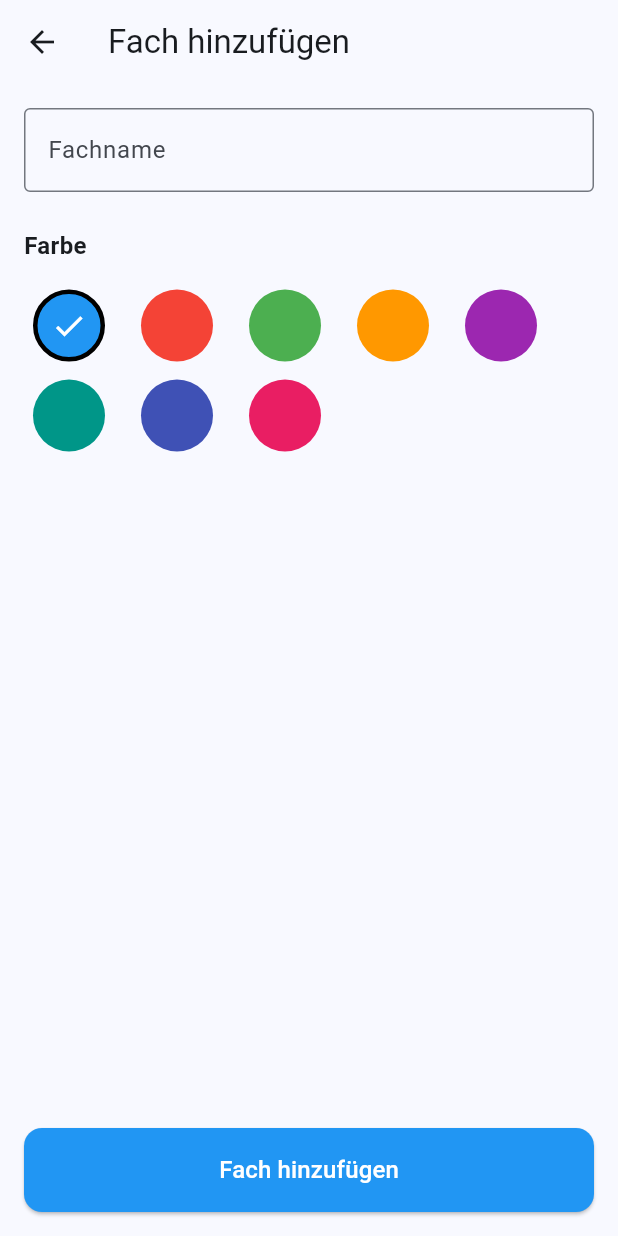
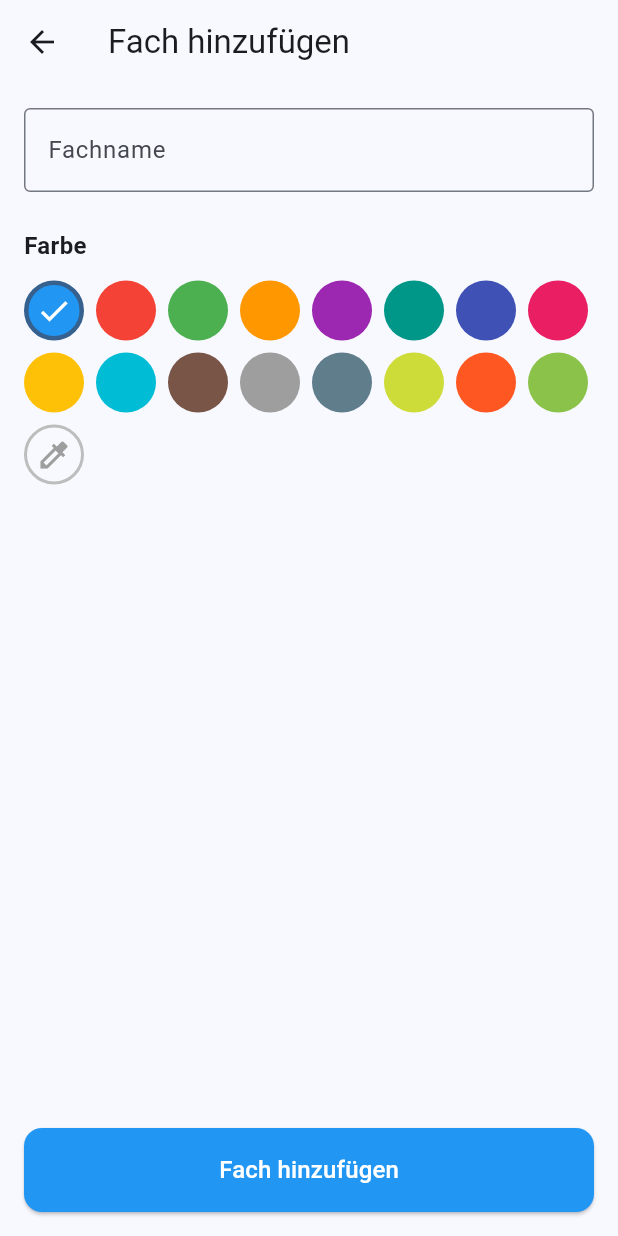
Before and after one commit to tanloner/NotenAppBayern, a Flutter app: the AddSubjectScreen screen opened by its route, on a phone screen of 412 x 824 dp. Run offline on Flutter 3.47's test engine with Material 3 defaults, Android fonts, the light colour scheme and no system bars; our stand-ins replace fl_chart, flutter_colorpicker, shared_preferences; accounts and stored records are empty.

Commit message:
formatted files and added more color choices

```diff
--- a/lib/providers/config.dart
+++ b/lib/providers/config.dart
@@ -1,3 +1,46 @@
-class Config{
-  static List<String> allSubjects = ["Deutsch", "Englisch", "Französisch", "Latein", "Spanisch", "Italienisch", "Russisch", "Mathematik", "Physik", "Chemie", "Biologie", "Informatik", "Geschichte", "Politik und Gesellschaft", "Wirtschaft und Recht", "Geographie", "Ethik", "Regligion", "Musik", "Kunst", "Sport", "W-Seminar"];
+import 'package:flutter/material.dart';
+
+class Config {
+  static List<String> allSubjects = [
+    "Deutsch",
+    "Englisch",
+    "Französisch",
+    "Latein",
+    "Spanisch",
+    "Italienisch",
+    "Russisch",
+    "Mathematik",
+    "Physik",
+    "Chemie",
+    "Biologie",
+    "Informatik",
+    "Geschichte",
+    "Politik und Gesellschaft",
+    "Wirtschaft und Recht",
+    "Geographie",
+    "Ethik",
+    "Regligion",
+    "Musik",
+    "Kunst",
+    "Sport",
+    "W-Seminar"
+  ];
+  static final List<Color> availableColors = [
+    Colors.blue,
+    Colors.red,
+    Colors.green,
+    Colors.orange,
+    Colors.purple,
+    Colors.teal,
+    Colors.indigo,
+    Colors.pink,
+    Colors.amber,
+    Colors.cyan,
+    Colors.brown,
+    Colors.grey,
+    Colors.blueGrey,
+    Colors.lime,
+    Colors.deepOrange,
+    Colors.lightGreen,
+  ];
 }
--- a/lib/screens/add_subject_screen.dart
+++ b/lib/screens/add_subject_screen.dart
@@ -1,9 +1,11 @@
 import 'package:flutter/material.dart';
+import 'package:flutter_colorpicker/flutter_colorpicker.dart';
 import 'package:provider/provider.dart';
 import 'package:uuid/uuid.dart';
 
 import '../models/subject.dart';
 import '../providers/app_state.dart';
+import '../providers/config.dart';
 
 class AddSubjectScreen extends StatefulWidget {
   const AddSubjectScreen({super.key});
@@ -16,16 +18,35 @@ class _AddSubjectScreenState extends State<AddSubjectScreen> {
   final _nameController = TextEditingController();
   Color _selectedColor = Colors.blue;
 
-  final List<Color> _availableColors = [
-    Colors.blue,
-    Colors.red,
-    Colors.green,
-    Colors.orange,
-    Colors.purple,
-    Colors.teal,
-    Colors.indigo,
-    Colors.pink,
-  ]; //TODO: add other colors and a widget or something where one can select a custom color
+  void _showColorPickerDialog() {
+    Color pickerColor = _selectedColor;
+    showDialog(
+      context: context,
+      builder: (context) => AlertDialog(
+        title: const Text('Wähle eine Farbe'),
+        content: SingleChildScrollView(
+          child: ColorPicker(
+            pickerColor: pickerColor,
+            onColorChanged: (color) => pickerColor = color,
+            pickerAreaHeightPercent: 0.8,
+          ),
+        ),
+        actions: <Widget>[
+          TextButton(
+            child: const Text('Abbrechen'),
+            onPressed: () => Navigator.of(context).pop(),
+          ),
+          TextButton(
+            child: const Text('OK'),
+            onPressed: () {
+              setState(() => _selectedColor = pickerColor);
+              Navigator.of(context).pop();
+            },
+          ),
+        ],
+      ),
+    );
+  }
 
   @override
   Widget build(BuildContext context) {
@@ -58,28 +79,43 @@ class _AddSubjectScreenState extends State<AddSubjectScreen> {
             ),
             const SizedBox(height: 12),
             Wrap(
-              spacing: 12,
-              children: _availableColors.map((color) {
+              spacing: 8,
+              runSpacing: 8,
+              children: [
+                ...Config.availableColors.map((color) {
                   final isSelected = color == _selectedColor;
                   return GestureDetector(
                     onTap: () => setState(() => _selectedColor = color),
                     child: Container(
-                    width: 48,
-                    height: 48,
+                      width: 40,
+                      height: 40,
                       decoration: BoxDecoration(
                         color: color,
                         shape: BoxShape.circle,
                         border: isSelected
-                          ? Border.all(color: Colors.black, width: 3)
+                            ? Border.all(
+                                color: Theme.of(context).primaryColor, width: 3)
                             : null,
                       ),
-                    margin: const EdgeInsets.all(6),
                       child: isSelected
                           ? const Icon(Icons.check, color: Colors.white)
                           : null,
                     ),
                   );
-              }).toList(),
+                }),
+                GestureDetector(
+                  onTap: _showColorPickerDialog,
+                  child: Container(
+                    width: 40,
+                    height: 40,
+                    decoration: BoxDecoration(
+                      shape: BoxShape.circle,
+                      border: Border.all(color: Colors.grey.shade400, width: 2),
+                    ),
+                    child: const Icon(Icons.colorize, color: Colors.grey),
+                  ),
+                ),
+              ],
             ),
             const Spacer(),
             SizedBox(
--- a/lib/widgets/statistics_charts.dart
+++ b/lib/widgets/statistics_charts.dart
@@ -10,7 +10,6 @@ class StatisticsCharts extends StatelessWidget {
 
   @override
   Widget build(BuildContext context) {
-
     return SingleChildScrollView(
       padding: const EdgeInsets.all(16),
       child: Column(
@@ -108,7 +107,6 @@ class StatisticsCharts extends StatelessWidget {
                     return SideTitleWidget(
                       axisSide: meta.axisSide,
                       angle: -1.1,
-
                       child: Text(
                         subject.name.length > 8
                             ? '${subject.name.substring(0, 8)}...'
@@ -123,8 +121,7 @@ class StatisticsCharts extends StatelessWidget {
                   }
                   return Container();
                 },
-              reservedSize: 40
-            ),
+                reservedSize: 40),
           ),
           leftTitles: AxisTitles(
             sideTitles: SideTitles(
--- a/pubspec.yaml
+++ b/pubspec.yaml
@@ -39,6 +39,7 @@ dependencies:
   provider: ^6.1.1
   shared_preferences: ^2.2.2
   uuid: ^4.2.1
+  flutter_colorpicker: ^1.1.0
 
 dev_dependencies:
   flutter_test:
```
Also changed, not shown: lib/models/grade.dart (+8 -14 lines), lib/models/subject.dart (+11 -4 lines), lib/providers/app_state.dart (+8 -6 lines), lib/screens/comprehensive_statistics_screen.dart (+15 -7 lines), lib/screens/setup_screen.dart (+58 -20 lines), lib/screens/subject_detail_screen.dart (+92 -46 lines), lib/utils/analysis_engine.dart (+17 -12 lines), lib/widgets/custom_analysis_widget.dart (+9 -4 lines), lib/main.dart (line endings or trailing spaces), lib/models/calendar_event.dart (line endings or trailing spaces), pubspec.lock. Lines whose indentation alone changed are shown as unchanged.
